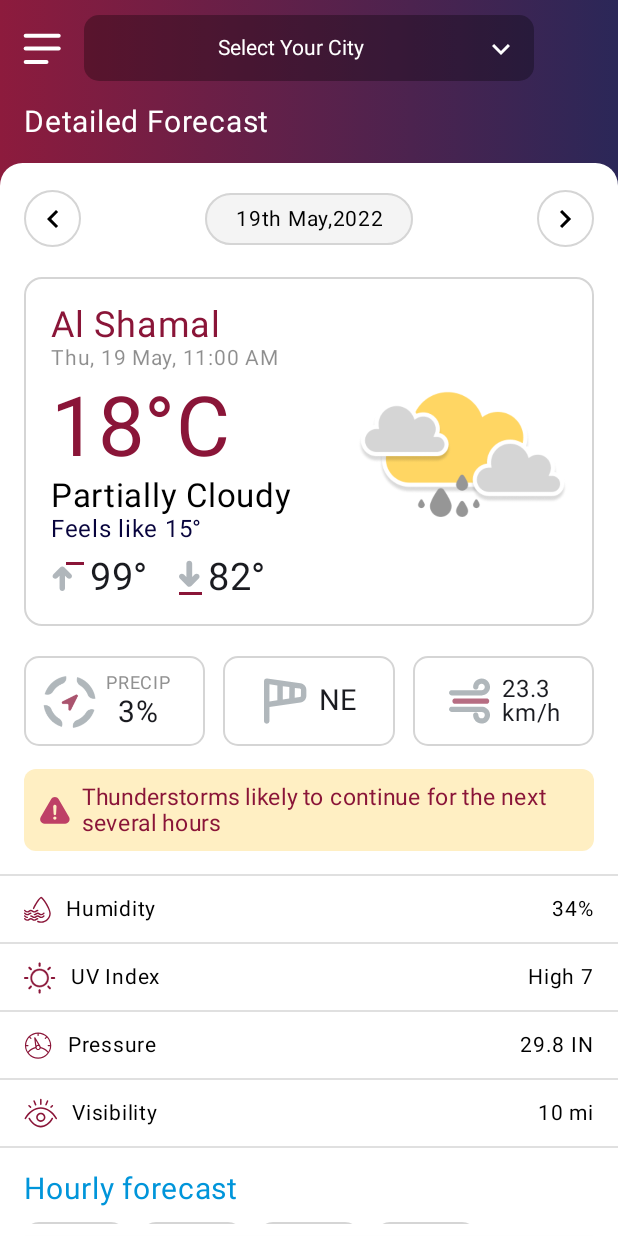
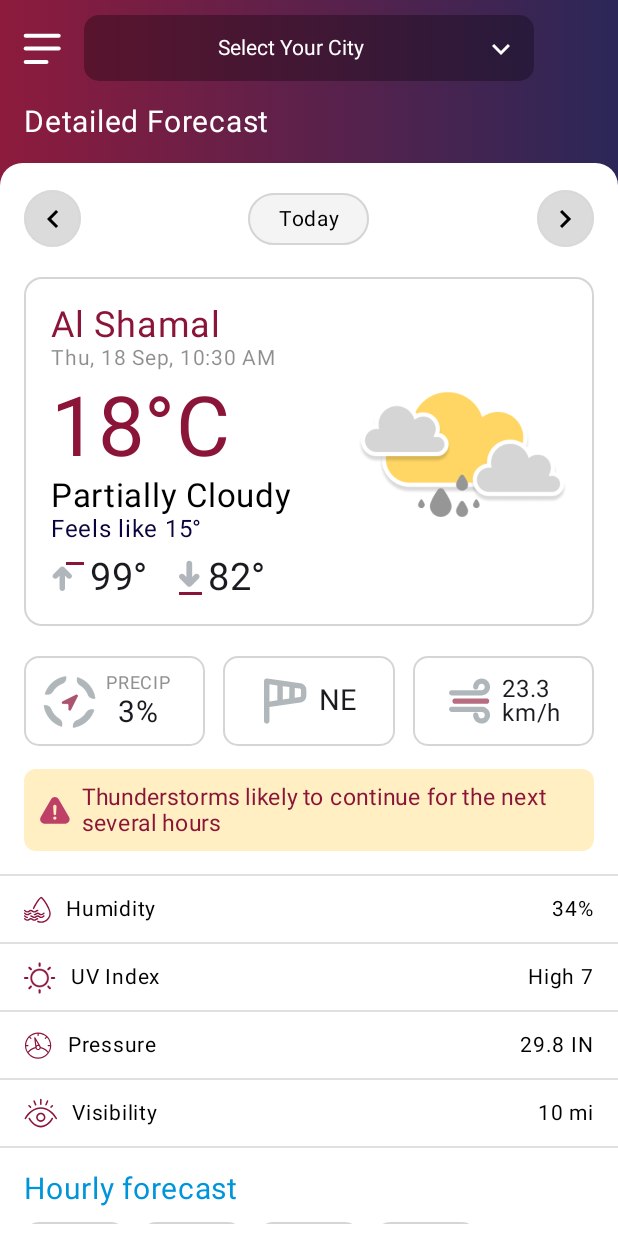
Before and after one commit to Tayyabi/AppLabTest, an Android app built with Jetpack Compose: the @Preview function HomeScreenPreview, on a phone screen of 412 x 824 dp. Run offline under Robolectric (Android 15) with nearby library versions, the phone set to English and light mode, and no system bars; our stand-ins replace Dagger/Hilt's generated code; libraries missing offline, so code that uses them is left out: androidx.hilt.lifecycle; network calls fail.

Commit message:
Now showing the weather temperature according to date

```diff
--- a/app/src/main/java/com/example/applabtest/presentation/ui/MainActivity.kt
+++ b/app/src/main/java/com/example/applabtest/presentation/ui/MainActivity.kt
@@ -6,7 +6,7 @@ import androidx.activity.compose.setContent
 import androidx.activity.enableEdgeToEdge
 import dagger.hilt.android.AndroidEntryPoint
 import com.example.applabtest.presentation.theme.AppLabTestTheme
-import com.example.applabtest.presentation.ui.home.HomeScreen
+import com.example.applabtest.presentation.ui.home.HomeScreenRoot
 
 // Commented imports for previous implementation
 /*
@@ -40,7 +40,7 @@ class MainActivity : ComponentActivity() {
         setContent {
             AppLabTestTheme {
                 // Using the new HomeScreen with bottom sheet city selection
-                HomeScreen()
+                HomeScreenRoot()
                 //SideMenu(onMenuClick = {})
 
                 // Previous navigation-based implementation (commented out)
--- a/app/src/main/java/com/example/applabtest/presentation/ui/home/HomeScreen.kt
+++ b/app/src/main/java/com/example/applabtest/presentation/ui/home/HomeScreen.kt
@@ -63,9 +63,45 @@ import com.example.applabtest.presentation.ui.home.components.TemperatureView
 import com.example.applabtest.presentation.ui.home.components.ThunderWarning
 import kotlinx.coroutines.launch
 
+@Composable
+fun HomeScreenRoot() {
+    val viewModel: HomeViewModel = hiltViewModel()
+    val uiState by viewModel.uiState.collectAsState()
+
+    LaunchedEffect(Unit) {
+        viewModel.loadCities()
+    }
+
+    HomeScreen(
+        uiState = uiState,
+        viewModel = viewModel,
+        currentDate = viewModel.getCurrentDateString(),
+        canNavigateBack = viewModel.canNavigateBackward(),
+        canNavigateForward = viewModel.canNavigateForward(),
+        onCitySelected = { city ->
+            viewModel.loadWeatherForCity(city)
+        },
+        onPreviousDay = {
+            viewModel.navigateToPreviousDay()
+        },
+        onNextDay = {
+            viewModel.navigateToNextDay()
+        }
+    )
+}
+
 @OptIn(ExperimentalMaterial3Api::class)
 @Composable
-fun HomeScreen() {
+fun HomeScreen(
+    uiState: WeatherUiState = WeatherUiState(),
+    viewModel: HomeViewModel? = null,
+    currentDate: String = "Today",
+    canNavigateBack: Boolean = false,
+    canNavigateForward: Boolean = false,
+    onCitySelected: (City) -> Unit = {},
+    onPreviousDay: () -> Unit = {},
+    onNextDay: () -> Unit = {}
+) {
 
     val drawerState = rememberDrawerState(DrawerValue.Closed)
     val bottomSheetState = rememberStandardBottomSheetState(
@@ -77,14 +113,7 @@ fun HomeScreen() {
     )
     val scope = rememberCoroutineScope()
 
-    val viewModel: HomeViewModel = hiltViewModel()
-    val uiState by viewModel.uiState.collectAsState()
-
     var selectedCity by remember { mutableStateOf<City?>(null) }
-
-    LaunchedEffect(Unit) {
-        viewModel.loadCities()
-    }
 
     DismissibleNavigationDrawer(
         drawerState = drawerState,
@@ -105,6 +134,7 @@ fun HomeScreen() {
                     errorMessage = uiState.errorMessage,
                     onCitySelected = { city ->
                         selectedCity = city
+                        onCitySelected(city)
                         scope.launch {
                             scaffoldState.bottomSheetState.partialExpand()
                         }
@@ -238,7 +268,13 @@ fun HomeScreen() {
                                 .padding(vertical = 8.dp)
                         ) {
 
-                            DateChangerView()
+                            DateChangerView(
+                                currentDate = currentDate,
+                                canNavigateBack = canNavigateBack,
+                                canNavigateForward = canNavigateForward,
+                                onPreviousClick = onPreviousDay,
+                                onNextClick = onNextDay
+                            )
 
                             Column(
                                 modifier = Modifier
@@ -246,9 +282,13 @@ fun HomeScreen() {
                                     .verticalScroll(rememberScrollState())
                             ) {
 
-                                TemperatureView()
+                                TemperatureView(weatherData = uiState.weatherData?.let {
+                                    viewModel?.getWeatherDataForSelectedDate()
+                                })
 
-                                OtherInformation()
+                                OtherInformation(weatherData = uiState.weatherData?.let {
+                                    viewModel?.getWeatherDataForSelectedDate()
+                                })
 
                                 ThunderWarning()
 
@@ -257,25 +297,25 @@ fun HomeScreen() {
                                 OtherFields(
                                     id = R.drawable.ic_humidity,
                                     title = "Humidity",
-                                    value = "34%"
+                                    value = (uiState.weatherData?.let { viewModel?.getWeatherDataForSelectedDate() })?.current?.let { "${it.humidity}%" } ?: "34%"
                                 )
 
                                 OtherFields(
                                     id = R.drawable.ic_sun,
                                     title = "UV Index",
-                                    value = "High 7"
+                                    value = (uiState.weatherData?.let { viewModel?.getWeatherDataForSelectedDate() })?.current?.uvIndex ?: "High 7"
                                 )
 
                                 OtherFields(
                                     id = R.drawable.ic_pressure,
                                     title = "Pressure",
-                                    value = "29.8 IN"
+                                    value = (uiState.weatherData?.let { viewModel?.getWeatherDataForSelectedDate() })?.current?.let { "${it.pressure} hPa" } ?: "29.8 IN"
                                 )
 
                                 OtherFields(
                                     id = R.drawable.ic_visibility,
                                     title = "Visibility",
-                                    value = "10 mi",
+                                    value = (uiState.weatherData?.let { viewModel?.getWeatherDataForSelectedDate() })?.current?.let { "${it.visibility / 1000} km" } ?: "10 mi",
                                     isLast = true
                                 )
 
--- a/app/src/main/java/com/example/applabtest/presentation/ui/home/components/DateChangerView.kt
+++ b/app/src/main/java/com/example/applabtest/presentation/ui/home/components/DateChangerView.kt
@@ -3,6 +3,7 @@ package com.example.applabtest.presentation.ui.home.components
 import androidx.compose.foundation.Image
 import androidx.compose.foundation.background
 import androidx.compose.foundation.border
+import androidx.compose.foundation.clickable
 import androidx.compose.foundation.layout.Arrangement
 import androidx.compose.foundation.layout.Box
 import androidx.compose.foundation.layout.Row
@@ -26,7 +27,13 @@ import com.example.applabtest.presentation.theme.Grey
 import com.example.applabtest.presentation.theme.Grey_1
 
 @Composable
-fun DateChangerView() {
+fun DateChangerView(
+    currentDate: String = "Today",
+    canNavigateBack: Boolean = true,
+    canNavigateForward: Boolean = true,
+    onPreviousClick: () -> Unit = {},
+    onNextClick: () -> Unit = {}
+) {
     Row(
         modifier = Modifier
             .fillMaxWidth()
@@ -39,20 +46,21 @@ fun DateChangerView() {
             modifier = Modifier
                 .size(38.dp)
                 .background(
-                    color = Color.White,
+                    color = if (canNavigateBack) Color.White else Color.Gray.copy(alpha = 0.3f),
                     shape = CircleShape
                 )
                 .border(
                     width = 1.dp,
-                    color = Grey,
+                    color = if (canNavigateBack) Grey else Grey.copy(alpha = 0.5f),
                     shape = CircleShape
-                ),
+                )
+                .clickable(enabled = canNavigateBack) { onPreviousClick() },
             contentAlignment = Alignment.Center
         )
         {
             Image(
                 painter = painterResource(R.drawable.ic_keyboard_arrow_left),
-                contentDescription = "Back",
+                contentDescription = "Previous day",
                 modifier = Modifier.size(24.dp)
             )
         }
@@ -77,7 +85,7 @@ fun DateChangerView() {
         ) {
             Text(
                 modifier = Modifier,
-                text = "19th May,2022",
+                text = currentDate,
                 color = Color.Black,
                 fontSize = 14.sp,
                 textAlign = TextAlign.Center
@@ -92,20 +100,21 @@ fun DateChangerView() {
             modifier = Modifier
                 .size(38.dp)
                 .background(
-                    color = Color.White,
+                    color = if (canNavigateForward) Color.White else Color.Gray.copy(alpha = 0.3f),
                     shape = CircleShape
                 )
                 .border(
                     width = 1.dp,
-                    color = Grey,
+                    color = if (canNavigateForward) Grey else Grey.copy(alpha = 0.5f),
                     shape = CircleShape
-                ),
+                )
+                .clickable(enabled = canNavigateForward) { onNextClick() },
             contentAlignment = Alignment.Center
         )
         {
             Image(
                 painter = painterResource(R.drawable.ic_keyboard_arrow_right),
-                contentDescription = "Back",
+                contentDescription = "Next day",
                 modifier = Modifier.size(24.dp)
             )
         }
--- a/app/src/main/java/com/example/applabtest/presentation/ui/home/components/OtherInformation.kt
+++ b/app/src/main/java/com/example/applabtest/presentation/ui/home/components/OtherInformation.kt
@@ -19,9 +19,10 @@ import androidx.compose.ui.unit.sp
 import com.example.applabtest.R
 import com.example.applabtest.presentation.theme.Grey
 import com.example.applabtest.presentation.theme.Grey_3
+import com.example.applabtest.domain.model.WeatherData
 
 @Composable
-fun OtherInformation() {
+fun OtherInformation(weatherData: WeatherData? = null) {
     Row(
         modifier = Modifier
             .padding(horizontal = 16.dp, vertical = 10.dp)
@@ -57,7 +58,7 @@ fun OtherInformation() {
 
                 )
                 Text(
-                    text = "3%",
+                    text = weatherData?.current?.let { "${it.rain}%" } ?: "3%",
                     fontSize = 20.sp
                 )
             }
@@ -88,7 +89,7 @@ fun OtherInformation() {
 
             Column {
                 Text(
-                    text = "NE",
+                    text = weatherData?.current?.windDirectionText ?: "NE",
                     fontSize = 19.sp,
                     modifier = Modifier.padding(start = 6.dp)
                 )
@@ -120,7 +121,7 @@ fun OtherInformation() {
 
 
             Text(
-                text = "23.3\nkm/h",
+                text = weatherData?.current?.let { "${it.windSpeed}\nkm/h" } ?: "23.3\nkm/h",
                 fontSize = 16.sp,
                 lineHeight = 16.sp,
                 modifier = Modifier.padding(start = 6.dp)
--- a/app/src/main/java/com/example/applabtest/presentation/ui/home/components/TemperatureView.kt
+++ b/app/src/main/java/com/example/applabtest/presentation/ui/home/components/TemperatureView.kt
@@ -26,10 +26,14 @@ import com.example.applabtest.presentation.theme.Grey
 import com.example.applabtest.presentation.theme.Grey_2
 import com.example.applabtest.presentation.theme.Purple
 import com.example.applabtest.presentation.theme.Purple_Blue
+import com.example.applabtest.domain.model.WeatherData
+import java.text.SimpleDateFormat
+import java.util.Date
+import java.util.Locale
 
 
 @Composable
-fun TemperatureView() {
+fun TemperatureView(weatherData: WeatherData? = null) {
 
     Row(
         modifier = Modifier
@@ -47,20 +51,20 @@ fun TemperatureView() {
             modifier = Modifier.weight(1f)
         ) {
             Text(
-                text = "Al Shamal",
+                text = weatherData?.city?.name ?: "Al Shamal",
                 color = Purple,
                 fontSize = 24.sp,
                 lineHeight = 24.sp
             )
             Text(
-                text = "Thu, 19 May, 11:00 AM",
+                text = SimpleDateFormat("EEE, dd MMM, hh:mm a", Locale.getDefault()).format(Date()),
                 fontSize = 14.sp,
                 lineHeight = 14.sp,
                 color = Grey_2.copy(alpha = 0.5f)
             )
 
             Text(
-                text = "18°C",
+                text = weatherData?.current?.let { "${it.temperature.toInt()}${it.temperatureUnit}" } ?: "18°C",
                 color = Purple,
                 fontSize = 55.sp,
                 lineHeight = 55.sp,
@@ -69,14 +73,14 @@ fun TemperatureView() {
             )
 
             Text(
-                text = "Partially Cloudy",
+                text = weatherData?.current?.weatherType ?: "Partially Cloudy",
                 color = Color.Black,
                 fontSize = 22.sp,
                 lineHeight = 22.sp
             )
 
             Text(
-                text = "Feels like 15°",
+                text = weatherData?.current?.let { "Feels like ${it.feelsLike.toInt()}°" } ?: "Feels like 15°",
                 color = Purple_Blue,
                 fontSize = 16.sp,
                 lineHeight = 16.sp
@@ -112,7 +116,7 @@ fun TemperatureView() {
 
 
                 Text(
-                    text = "99°",
+                    text = weatherData?.current?.let { "${it.temperatureMax.toInt()}°" } ?: "99°",
                     fontSize = 25.sp,
                     lineHeight = 25.sp,
                     fontWeight = FontWeight(450),
@@ -135,7 +139,7 @@ fun TemperatureView() {
                 }
 
                 Text(
-                    text = "82°",
+                    text = weatherData?.current?.let { "${it.temperatureMin.toInt()}°" } ?: "82°",
                     fontSize = 25.sp,
                     lineHeight = 25.sp,
                     fontWeight = FontWeight(450),
```
Also changed, not shown: app/src/main/java/com/example/applabtest/presentation/ui/home/HomeViewModel.kt (+207 -0 lines).
